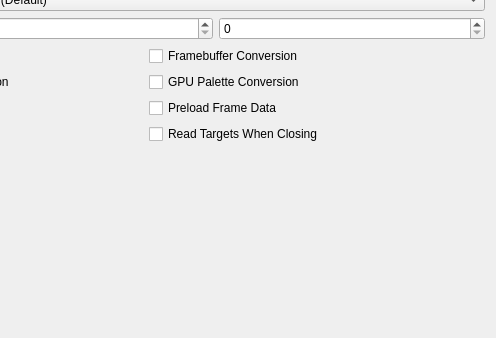
The window that pcsx2-qt/Settings/GraphicsHardwareFixesSettingsTab.ui (PCSX2/pcsx2) describes before a commit, drawn with Qt 5; both pictures show x 204 to 700 and y 162 to 500 of the 700 by 500 pixel window.
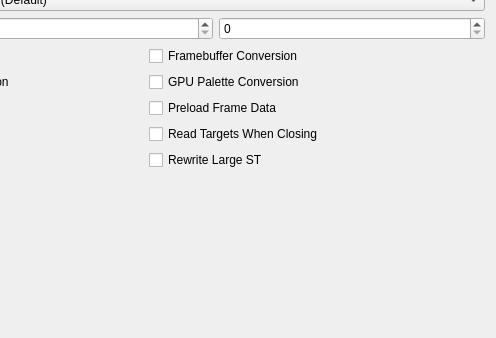
The same window after the commit.

Commit message: GS/HW: Make RewriteLargeST a hack and add it to GameDB.

What changed in the file:
```diff
--- a/pcsx2-qt/Settings/GraphicsHardwareFixesSettingsTab.ui
+++ b/pcsx2-qt/Settings/GraphicsHardwareFixesSettingsTab.ui
@@ -271,6 +271,13 @@
    </item>
    <item row="7" column="0" colspan="2">
     <layout class="QGridLayout" name="hwFixesLayout">
+     <item row="4" column="1">
+      <widget class="QCheckBox" name="rewriteLargeST">
+       <property name="text">
+        <string>Rewrite Large ST</string>
+       </property>
+      </widget>
+     </item>
      <item row="4" column="0">
       <widget class="QCheckBox" name="estimateTextureRegion">
        <property name="text">
```
Left out of the diff: 1 changed line with no effect on the pictures. The commit also changes 11 other files.
